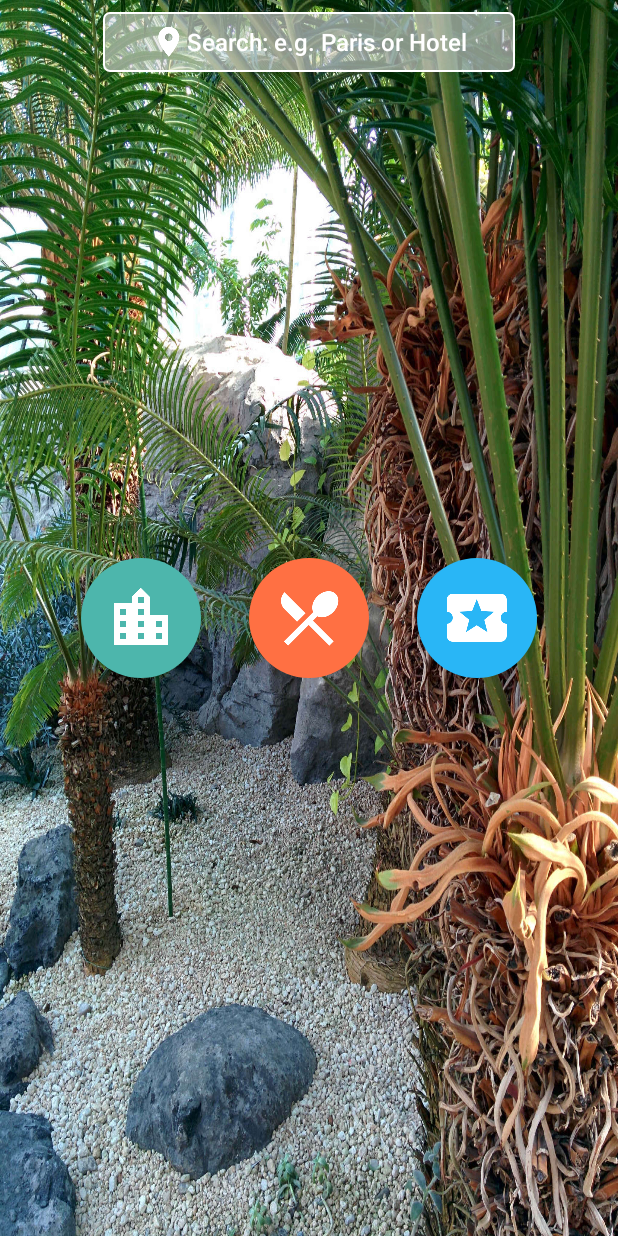
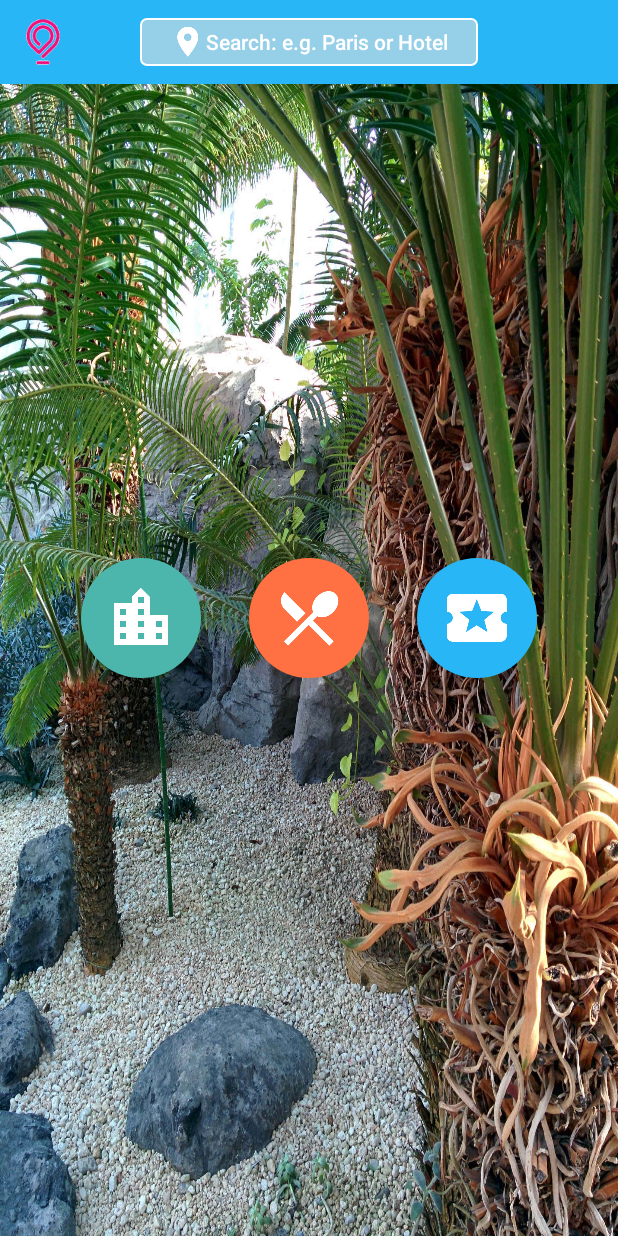
Before and after one commit to steve1rm/gogobot, an Android app: the screen it shows after launch (MainActivity), on a phone screen of 412 x 824 dp. Run offline under Robolectric (Android 15) with nearby library versions, the phone set to English and light mode, and no system bars.

Commit message:
Added toolbar with search_box inside with logo

```diff
--- a/app/src/main/res/layout/fragment_main.xml
+++ b/app/src/main/res/layout/fragment_main.xml
@@ -6,11 +6,7 @@
     tools:context="me.androidbox.gogobot.MainFragment">
 
     <include
-        layout="@layout/search_box"
-        android:layout_width="wrap_content"
-        android:layout_height="wrap_content"
-        android:layout_marginTop="8dp"
-        android:layout_centerHorizontal="true"/>
+        layout="@layout/tool_bar" />
 
     <ImageView
         android:id="@+id/ivEat"
--- a/app/src/main/res/layout/search_box.xml
+++ b/app/src/main/res/layout/search_box.xml
@@ -3,16 +3,16 @@
     xmlns:android="http://schemas.android.com/apk/res/android"
     android:layout_width="wrap_content"
     android:layout_height="wrap_content"
-    android:paddingTop="8dp"
-    android:paddingBottom="8dp"
-    android:paddingStart="32dp"
-    android:paddingLeft="32dp"
-    android:paddingEnd="32dp"
-    android:paddingRight="32dp"
+    android:paddingTop="4dp"
+    android:paddingBottom="4dp"
+    android:paddingStart="20dp"
+    android:paddingLeft="20dp"
+    android:paddingEnd="20dp"
+    android:paddingRight="20dp"
     android:drawableLeft="@drawable/ic_location_on_white_24dp"
     android:drawableStart="@drawable/ic_location_on_white_24dp"
     android:background="@drawable/search_box_shape"
-    android:textSize="16sp"
+    android:textSize="14sp"
     android:textColor="@android:color/white"
     android:textColorHint="@android:color/white"
     android:fontFamily="sans-serif-medium"
--- /dev/null
+++ b/app/src/main/res/layout/tool_bar.xml
@@ -0,0 +1,23 @@
+<?xml version="1.0" encoding="utf-8"?>
+<android.support.v7.widget.Toolbar
+    xmlns:android="http://schemas.android.com/apk/res/android"
+    android:id="@+id/tool_bar"
+    android:layout_width="match_parent"
+    android:layout_height="?attr/actionBarSize"
+    android:minHeight="?attr/actionBarSize"
+    android:theme="@style/ThemeOverlay.AppCompat.Dark"
+    android:background="@color/colorPlay">
+
+    <ImageView
+        android:layout_width="wrap_content"
+        android:layout_height="wrap_content"
+        android:layout_gravity="left"
+        android:src="@drawable/gogobot_logo"
+        android:scaleType="centerCrop"/>
+
+    <include layout="@layout/search_box"
+        android:layout_height="wrap_content"
+        android:layout_width="wrap_content"
+        android:layout_gravity="center"/>
+
+</android.support.v7.widget.Toolbar>
```
Also changed, not shown: app/src/main/res/drawable-hdpi/gogobot_logo.png (added), app/src/main/res/drawable-mdpi/gogobot_logo.png (added), app/src/main/res/drawable-xhdpi/gogobot_logo.png (added), app/src/main/res/drawable-xxhdpi/gogobot_logo.png (added).
